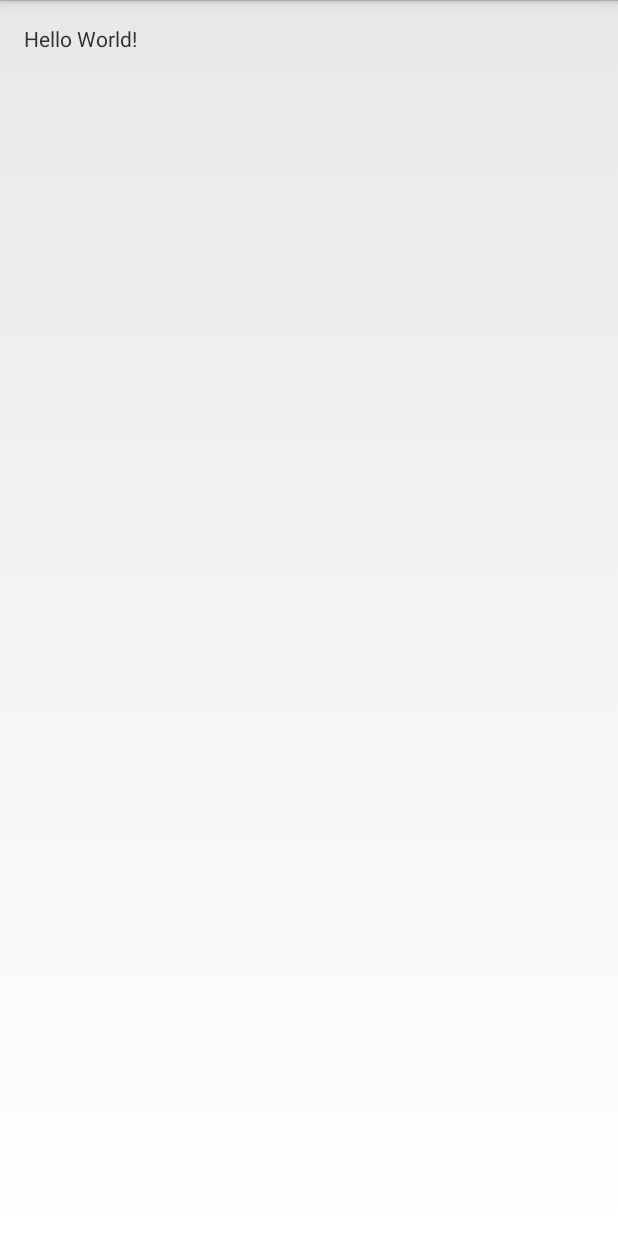
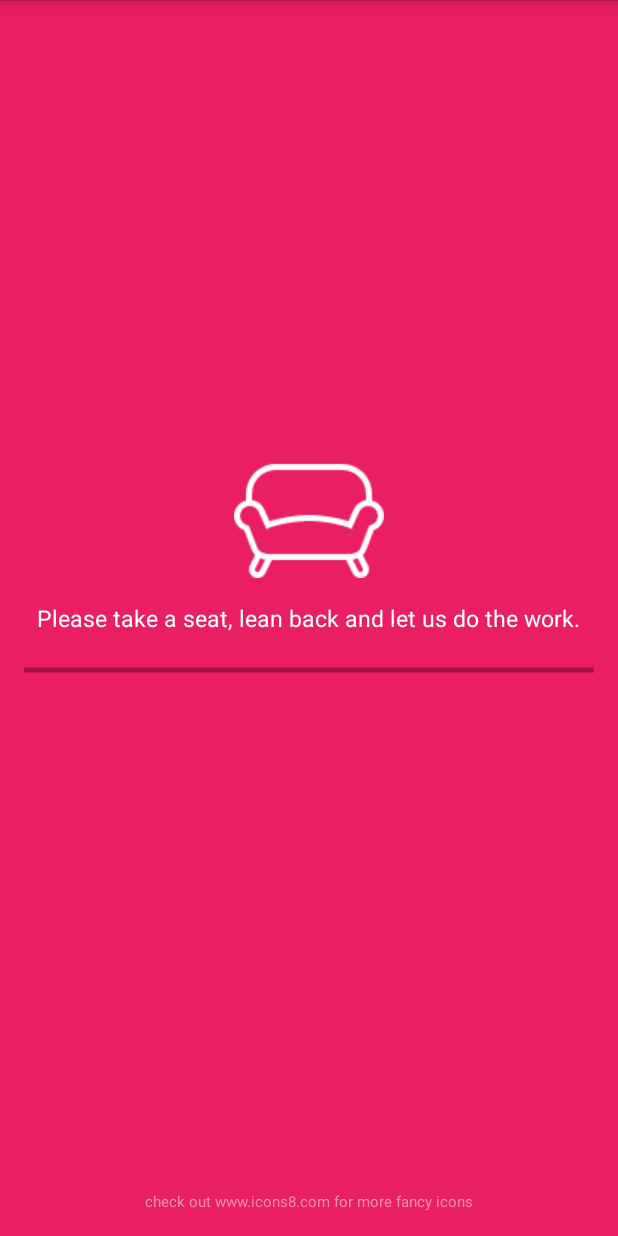
Before and after one commit to winklerrr/android-splash-screen, an Android app: the screen it shows after launch (SplashActivity), on a phone screen of 412 x 824 dp. Run offline under Robolectric (Android 15) with nearby library versions, the phone set to English and light mode, and no system bars.

Commit message:
Provide layout

```diff
--- a/app/src/main/res/layout/activity_splash.xml
+++ b/app/src/main/res/layout/activity_splash.xml
@@ -8,10 +8,42 @@
     android:paddingLeft="@dimen/activity_horizontal_margin"
     android:paddingRight="@dimen/activity_horizontal_margin"
     android:paddingTop="@dimen/activity_vertical_margin"
-    tools:context="com.sandrowinkler.example_apps.splashscreen.SplashActivity">
+    tools:context="com.sandrowinkler.example_apps.splashscreen.SplashActivity"
+    android:background="@color/background">
 
     <TextView
         android:layout_width="wrap_content"
         android:layout_height="wrap_content"
-        android:text="Hello World!" />
+        android:text="@string/activity_splash_text"
+        android:layout_centerInParent="true"
+        android:id="@+id/activity_splash_text"
+        android:textSize="15sp"
+        android:layout_marginBottom="16dp"
+        android:layout_marginTop="16dp"
+        android:textColor="@android:color/white" />
+
+    <ImageView
+        android:layout_width="wrap_content"
+        android:layout_height="wrap_content"
+        android:src="@drawable/sofa"
+        android:layout_above="@id/activity_splash_text"
+        android:layout_centerHorizontal="true"
+        android:id="@+id/activity_splash_icon"/>
+
+    <ProgressBar
+        style="@android:style/Widget.Holo.Light.ProgressBar.Horizontal"
+        android:layout_width="match_parent"
+        android:layout_height="wrap_content"
+        android:id="@+id/activity_splash_progress_bar"
+        android:layout_below="@id/activity_splash_text"/>
+
+    <TextView
+        android:layout_width="wrap_content"
+        android:layout_height="wrap_content"
+        android:text="@string/activity_splash_icons8"
+        android:textColor="@color/light"
+        android:textSize="10sp"
+        android:layout_alignParentBottom="true"
+        android:layout_centerHorizontal="true"/>
+
 </RelativeLayout>
```
